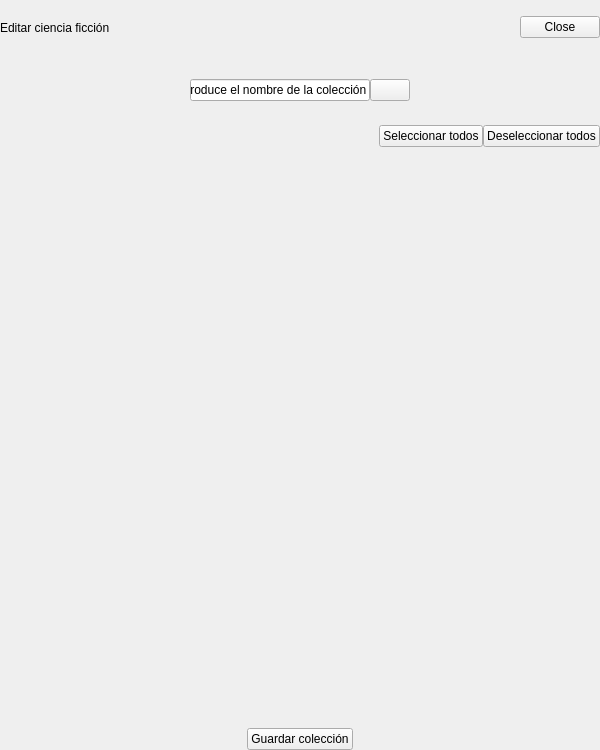
First picture: the form in bqLibrary/ui/LibraryEditCollection.ui, repository bq/cervantes, before the edit.
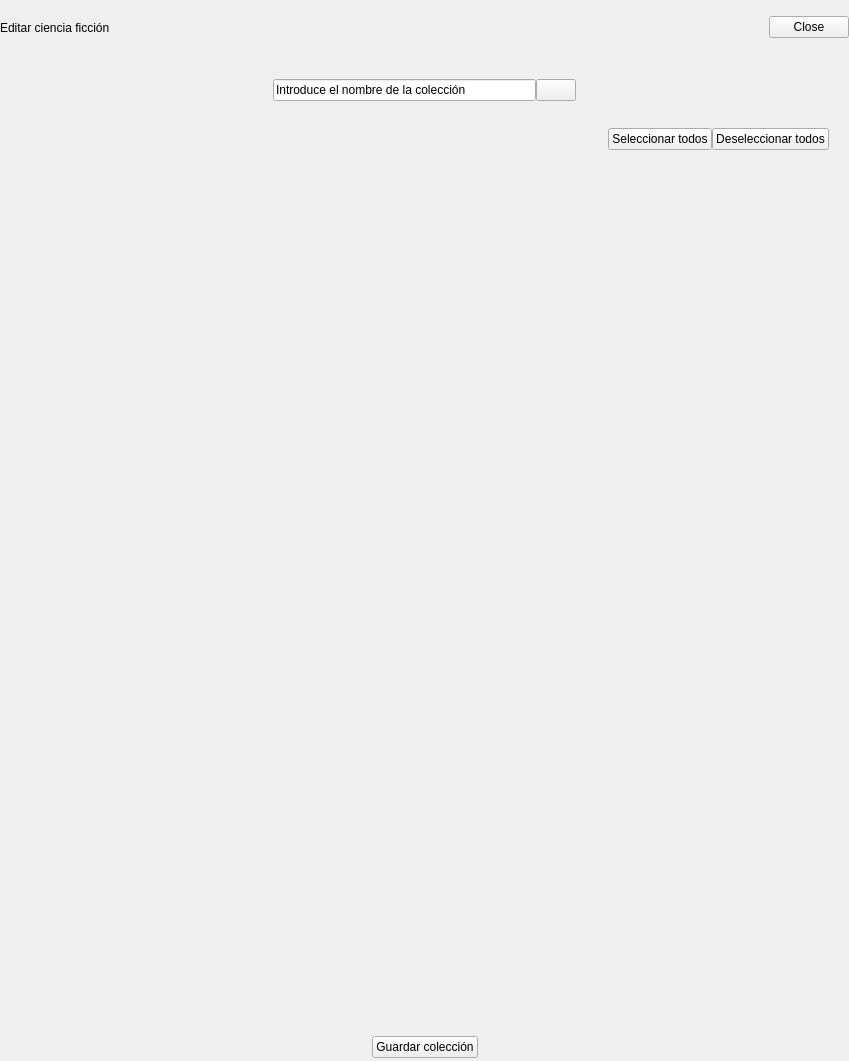
Second picture: the form after the edit. Custom widgets are drawn as their Qt base class.

The edit to the form file:
```diff
--- a/bqLibrary/ui/LibraryEditCollection.ui
+++ b/bqLibrary/ui/LibraryEditCollection.ui
@@ -6,8 +6,8 @@
    <rect>
     <x>0</x>
     <y>0</y>
-    <width>600</width>
-    <height>750</height>
+    <width>849</width>
+    <height>1061</height>
    </rect>
   </property>
   <property name="sizePolicy">
@@ -18,14 +18,14 @@
   </property>
   <property name="minimumSize">
    <size>
-    <width>600</width>
-    <height>750</height>
+    <width>0</width>
+    <height>0</height>
    </size>
   </property>
   <property name="maximumSize">
    <size>
-    <width>600</width>
-    <height>750</height>
+    <width>849</width>
+    <height>1061</height>
    </size>
   </property>
   <property name="windowTitle">
@@ -52,7 +52,7 @@
      <property name="maximumSize">
       <size>
        <width>16777215</width>
-       <height>55</height>
+       <height>78</height>
       </size>
      </property>
      <property name="styleSheet">
@@ -79,8 +79,8 @@
         </property>
         <property name="sizeHint" stdset="0">
          <size>
-          <width>40</width>
-          <height>20</height>
+          <width>57</width>
+          <height>28</height>
          </size>
         </property>
        </spacer>
@@ -109,7 +109,7 @@
      <property name="maximumSize">
       <size>
        <width>16777215</width>
-       <height>70</height>
+       <height>99</height>
       </size>
      </property>
      <layout class="QHBoxLayout" name="horizontalLayout">
@@ -135,8 +135,8 @@
         </property>
         <property name="sizeHint" stdset="0">
          <size>
-          <width>40</width>
-          <height>20</height>
+          <width>57</width>
+          <height>28</height>
          </size>
         </property>
        </spacer>
@@ -168,8 +168,8 @@
         </property>
         <property name="sizeHint" stdset="0">
          <size>
-          <width>40</width>
-          <height>20</height>
+          <width>57</width>
+          <height>28</height>
          </size>
         </property>
        </spacer>
@@ -193,8 +193,8 @@
      </property>
      <property name="maximumSize">
       <size>
-       <width>100000</width>
-       <height>539</height>
+       <width>141421</width>
+       <height>762</height>
       </size>
      </property>
      <property name="styleSheet">
@@ -213,7 +213,16 @@
          <property name="spacing">
           <number>0</number>
          </property>
-         <property name="margin">
+         <property name="leftMargin">
+          <number>0</number>
+         </property>
+         <property name="topMargin">
+          <number>0</number>
+         </property>
+         <property name="rightMargin">
+          <number>20</number>
+         </property>
+         <property name="bottomMargin">
           <number>0</number>
          </property>
          <item>
@@ -223,8 +232,8 @@
            </property>
            <property name="sizeHint" stdset="0">
             <size>
-             <width>40</width>
-             <height>20</height>
+             <width>57</width>
+             <height>28</height>
             </size>
            </property>
           </spacer>
@@ -257,7 +266,7 @@
         <property name="maximumSize">
          <size>
           <width>16777215</width>
-          <height>750</height>
+          <height>1061</height>
          </size>
         </property>
         <layout class="QGridLayout" name="gridLayout">
@@ -373,8 +382,8 @@
            </property>
            <property name="sizeHint" stdset="0">
             <size>
-             <width>20</width>
-             <height>40</height>
+             <width>28</width>
+             <height>57</height>
             </size>
            </property>
           </spacer>
@@ -456,8 +465,8 @@
               </property>
               <property name="maximumSize">
                <size>
-                <width>240</width>
-                <height>55</height>
+                <width>339</width>
+                <height>78</height>
                </size>
               </property>
              </widget>
@@ -472,8 +481,8 @@
            </property>
            <property name="sizeHint" stdset="0">
             <size>
-             <width>20</width>
-             <height>40</height>
+             <width>28</width>
+             <height>57</height>
             </size>
            </property>
           </spacer>
@@ -548,8 +557,8 @@
         </property>
         <property name="sizeHint" stdset="0">
          <size>
-          <width>20</width>
-          <height>40</height>
+          <width>28</width>
+          <height>57</height>
          </size>
         </property>
        </spacer>
@@ -569,8 +578,8 @@
      </property>
      <property name="sizeHint" stdset="0">
       <size>
-       <width>20</width>
-       <height>81</height>
+       <width>28</width>
+       <height>115</height>
       </size>
      </property>
     </spacer>
@@ -591,8 +600,8 @@
         </property>
         <property name="sizeHint" stdset="0">
          <size>
-          <width>40</width>
-          <height>20</height>
+          <width>57</width>
+          <height>28</height>
          </size>
         </property>
        </spacer>
@@ -611,8 +620,8 @@
         </property>
         <property name="sizeHint" stdset="0">
          <size>
-          <width>40</width>
-          <height>20</height>
+          <width>57</width>
+          <height>28</height>
          </size>
         </property>
        </spacer>
```
Left out of the diff: 78 changed lines with no effect on the pictures.
